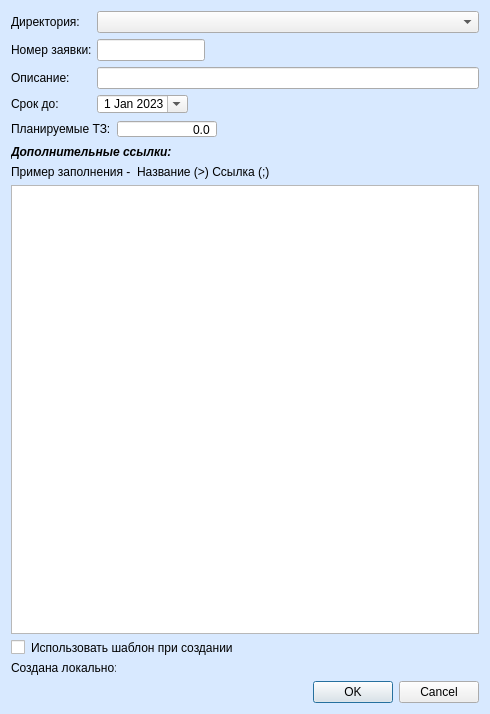
Before: the Qt Designer form ui_task.ui in ShiragG/TaskManager, drawn with Qt 5.
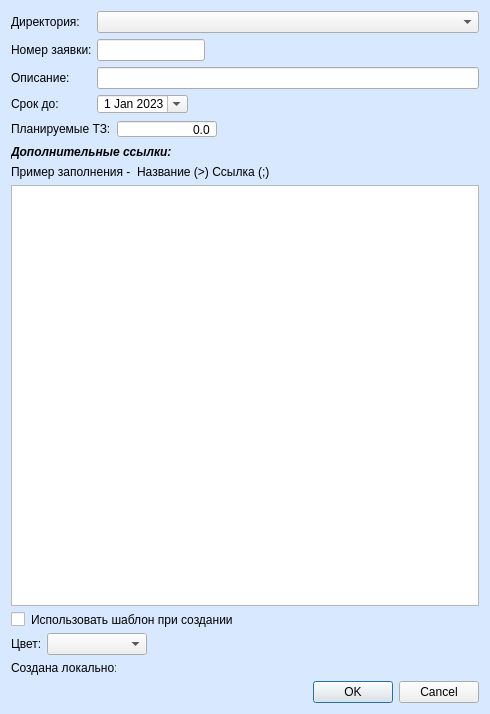
After: the same form once the commit is applied. Icons and pictures are not drawn.

Commit message: Возможность задавать цвет

```diff
--- a/ui_task.ui
+++ b/ui_task.ui
@@ -278,6 +278,52 @@
      </property>
     </widget>
    </item>
+   <item>
+    <layout class="QHBoxLayout" name="horizontalLayout_7">
+     <item>
+      <widget class="QLabel" name="label_color">
+       <property name="maximumSize">
+        <size>
+         <width>30</width>
+         <height>16777215</height>
+        </size>
+       </property>
+       <property name="text">
+        <string>Цвет:</string>
+       </property>
+      </widget>
+     </item>
+     <item>
+      <widget class="QComboBox" name="color">
+       <property name="minimumSize">
+        <size>
+         <width>100</width>
+         <height>0</height>
+        </size>
+       </property>
+       <property name="maximumSize">
+        <size>
+         <width>100</width>
+         <height>16777215</height>
+        </size>
+       </property>
+      </widget>
+     </item>
+     <item>
+      <spacer name="horizontalSpacer_2">
+       <property name="orientation">
+        <enum>Qt::Horizontal</enum>
+       </property>
+       <property name="sizeHint" stdset="0">
+        <size>
+         <width>40</width>
+         <height>20</height>
+        </size>
+       </property>
+      </spacer>
+     </item>
+    </layout>
+   </item>
    <item>
     <layout class="QHBoxLayout" name="horizontalLayout_6">
      <item>
```
The commit also changes 6 other files.
